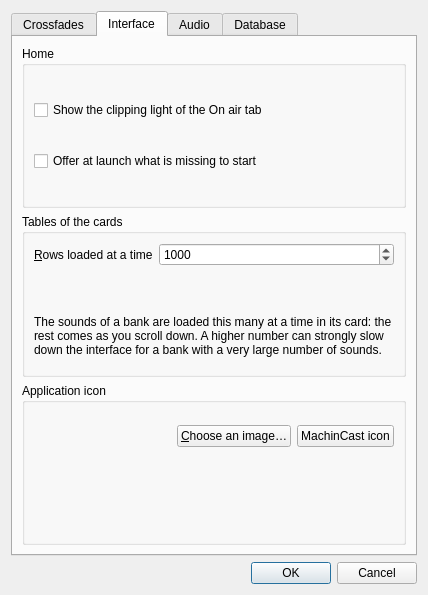
The window that src/machincast/interface/ui/preferences.ui (dascritch/machincast) describes before a commit, drawn with Qt 5.
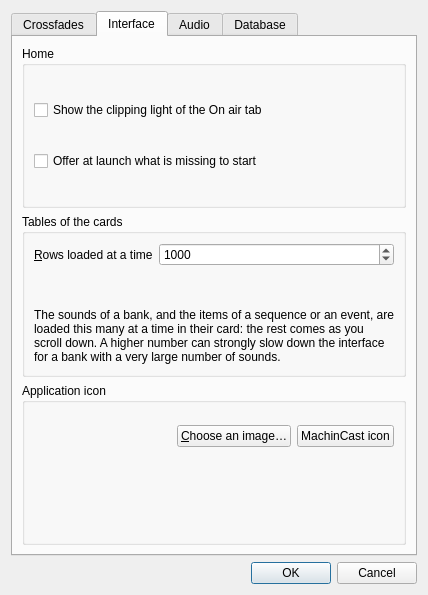
The same window after the commit. The open tabs and pages were chosen to show the change.

Diff of the .ui file:
```diff
--- a/src/machincast/interface/ui/preferences.ui
+++ b/src/machincast/interface/ui/preferences.ui
@@ -302,7 +302,7 @@
           <item>
            <widget class="QLabel" name="table_rows_explanation">
             <property name="text">
-             <string>The sounds of a bank are loaded this many at a time in its card: the rest comes as you scroll down. A higher number can strongly slow down the interface for a bank with a very large number of sounds.</string>
+             <string>The sounds of a bank, and the items of a sequence or an event, are loaded this many at a time in their card: the rest comes as you scroll down. A higher number can strongly slow down the interface for a bank with a very large number of sounds.</string>
             </property>
             <property name="wordWrap">
              <bool>true</bool>
```
